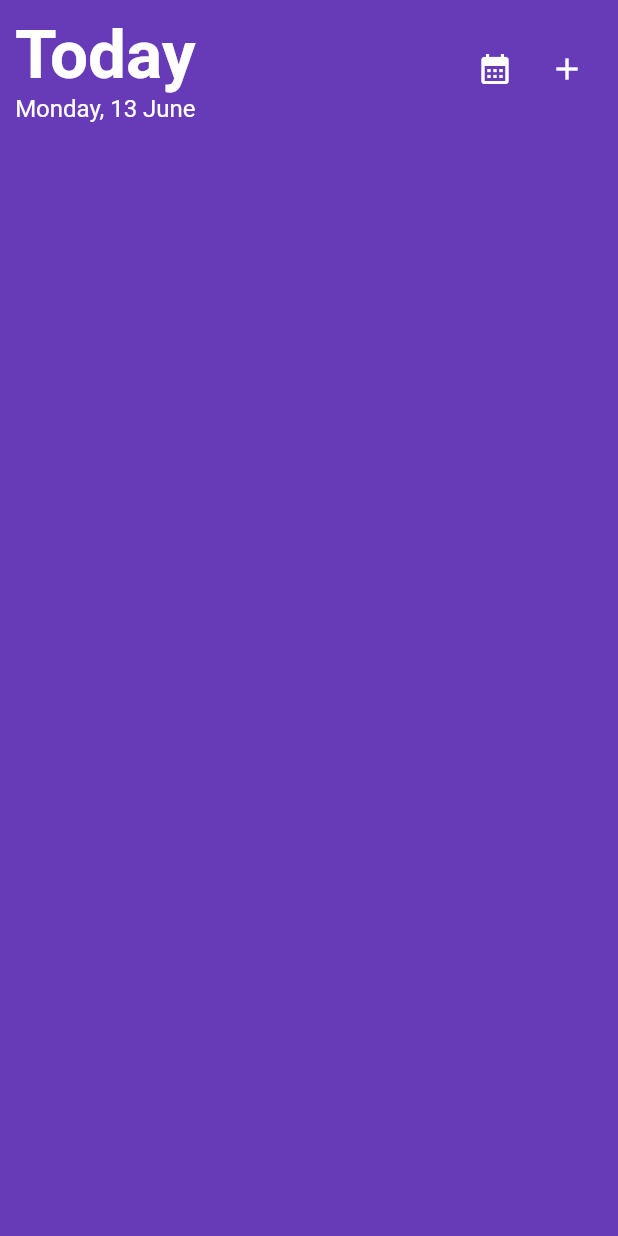
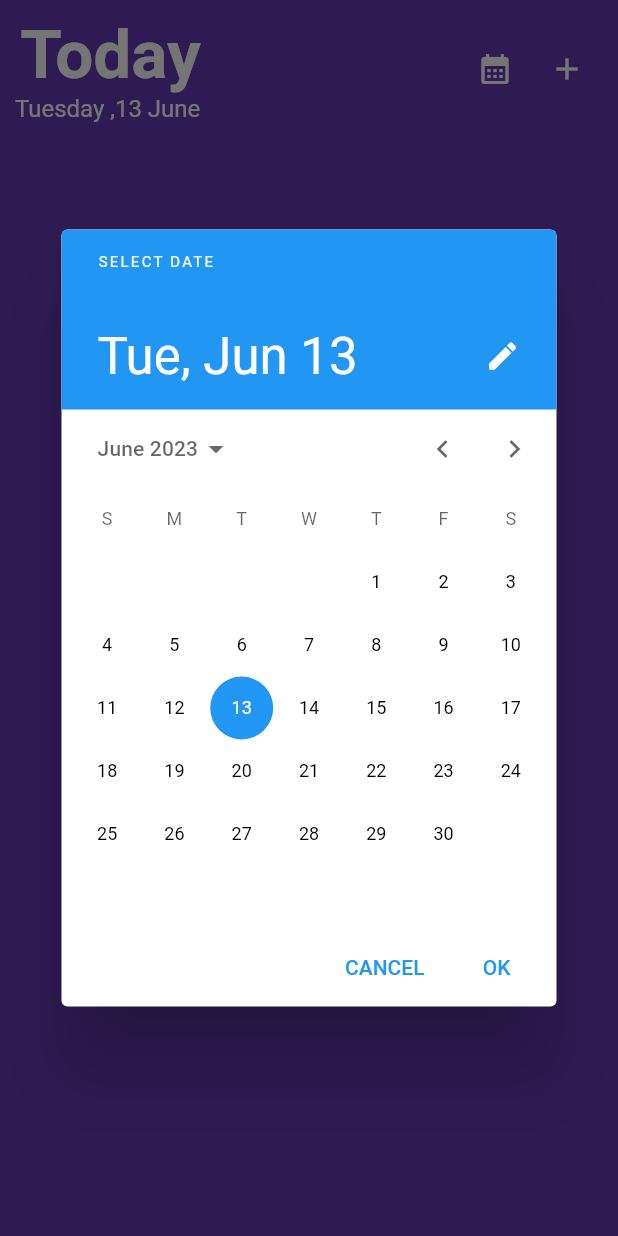
Before and after one commit to pantshaswat/mySchedule, a Flutter app: the screen it shows after launch, after a tap on the "calendar month" icon, on a phone screen of 412 x 824 dp. Run offline on Flutter 3.47's test engine with Material 2 defaults, Android fonts, the light colour scheme and no system bars; our stand-ins replace table_calendar; Roboto replaces fonts that are missing (mainFont).

Commit message:
DateTime.now() and date calender again

```diff
--- a/lib/interfaces/toDo.dart
+++ b/lib/interfaces/toDo.dart
@@ -1,4 +1,5 @@
 import 'package:flutter/material.dart';
+import 'package:myschedule/components/utils.dart';
 
 import '../components/textfield.dart';
 
@@ -17,12 +18,83 @@
   @override
   void initState() {
     super.initState();
+    weekDay();
+    month();
   }
 
   @override
   void dispose() {
     _textEditingController.dispose();
     super.dispose();
+  }
+
+  var weekDayName;
+  void weekDay() {
+    int day = DateTime.now().weekday;
+    print(day);
+    if (day == 1) {
+      weekDayName = 'Monday';
+    }
+    if (day == 2) {
+      weekDayName = 'Tuesday';
+    }
+    if (day == 3) {
+      weekDayName = 'Wednesday';
+    }
+    if (day == 4) {
+      weekDayName = 'Thursday';
+    }
+    if (day == 5) {
+      weekDayName = 'Friday';
+    }
+    if (day == 6) {
+      weekDayName = 'Saturday';
+    }
+    if (day == 7) {
+      weekDayName = 'Sunday';
+    }
+  }
+
+  var monthName;
+  void month() {
+    int monthNum = DateTime.now().month;
+
+    if (monthNum == 1) {
+      monthName = 'January';
+    }
+    if (monthNum == 2) {
+      monthName = 'February';
+    }
+    if (monthNum == 3) {
+      monthName = 'March';
+    }
+    if (monthNum == 4) {
+      monthName = 'April';
+    }
+    if (monthNum == 5) {
+      monthName = 'May';
+    }
+    if (monthNum == 6) {
+      monthName = 'June';
+    }
+    if (monthNum == 7) {
+      monthName = 'July';
+    }
+    if (monthNum == 8) {
+      monthName = 'August';
+    }
+    if (monthNum == 9) {
+      monthName = 'September';
+    }
+    if (monthNum == 10) {
+      monthName = 'October';
+    }
+    if (monthNum == 11) {
+      monthName = 'November';
+    }
+    if (monthNum == 12) {
+      monthName = 'December';
+    }
   }
 
   @override
@@ -53,7 +125,7 @@
                                 color: Colors.white),
                           ),
                           Text(
-                            "Monday, 13 June",
+                            "$weekDayName ,${DateTime.now().day} $monthName ",
                             style: TextStyle(
                                 fontFamily: 'mainFont',
                                 color: Colors.white,
@@ -63,7 +135,7 @@
                       ),
                       Spacer(),
                       IconButton(
-                          onPressed: () {},
+                          onPressed: calenderPicker,
                           icon: Icon(
                             Icons.calendar_month,
                             color: Colors.white,
@@ -200,6 +272,18 @@
     );
   }
 
+  void calenderPicker() {
+    showDialog(
+        context: context,
+        builder: (BuildContext context) {
+          return DatePickerDialog(
+            initialDate: DateTime.now(),
+            firstDate: kFirstDay,
+            lastDate: kLastDay,
+          );
+        });
+  }
+
 //function to add new list
   void addToDo() {
     showDialog(
```
